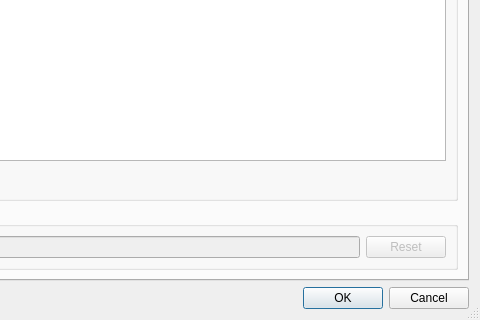
Qt form optionsdialog.ui (vos/qsm) before a commit; both pictures show x 160 to 640 and y 160 to 480 of the 640 by 480 pixel window.
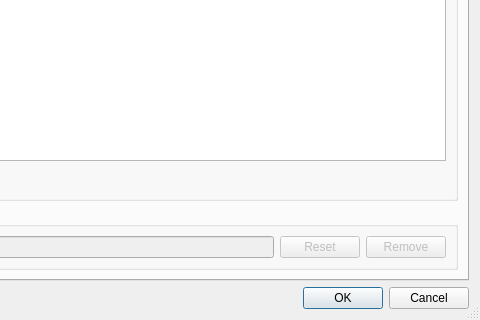
The same form after that commit. The open tabs and pages were chosen to show the change.

The edit to the form file:
```diff
--- a/optionsdialog.ui
+++ b/optionsdialog.ui
@@ -343,6 +343,16 @@
             </property>
            </widget>
           </item>
+          <item>
+           <widget class="QPushButton" name="removePushButton">
+            <property name="toolTip">
+             <string>Remove the shortcut</string>
+            </property>
+            <property name="text">
+             <string>Remove</string>
+            </property>
+           </widget>
+          </item>
          </layout>
         </widget>
        </item>
```
